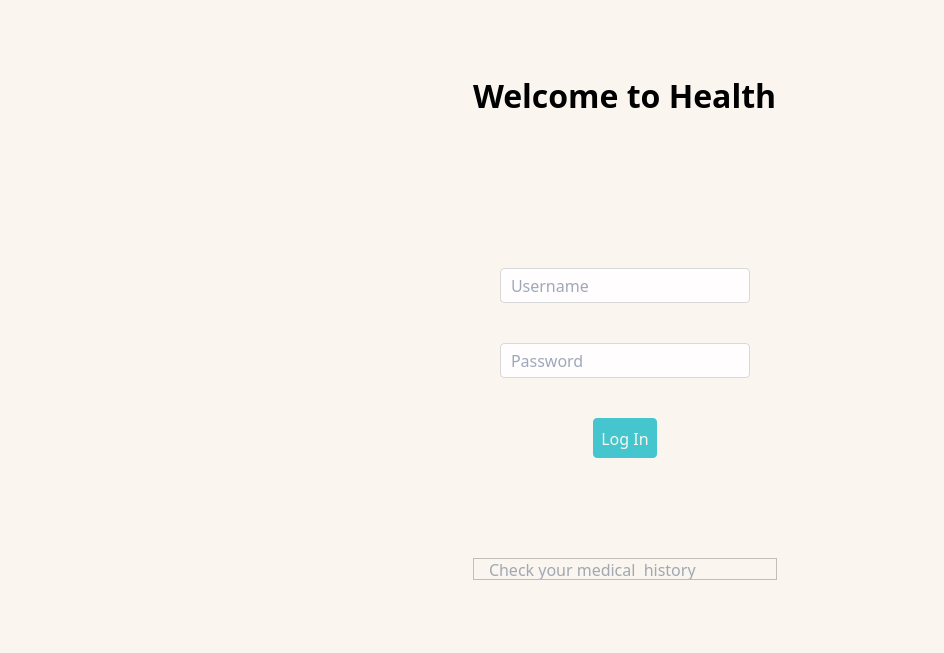
Above: loginPage.ui from Oizys13/Chat-app before the change. Below: the same form after it.
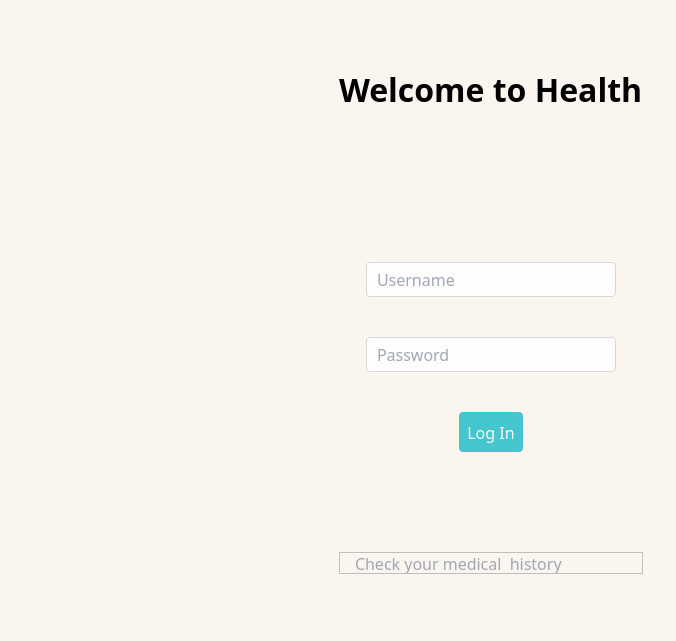
That is the form after the change. Icons and pictures are not drawn.

What changed in the file:
```diff
--- a/loginPage.ui
+++ b/loginPage.ui
@@ -6,8 +6,8 @@
    <rect>
     <x>0</x>
     <y>0</y>
-    <width>944</width>
-    <height>653</height>
+    <width>676</width>
+    <height>641</height>
    </rect>
   </property>
   <property name="windowTitle">
```
